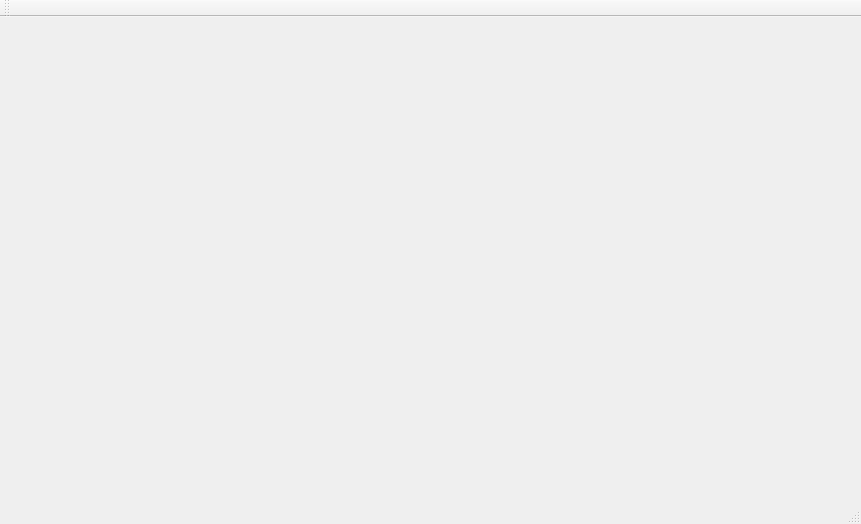
Jakub-Ciecierski/AZ, file BottleneckTSP/mainwindow.ui: the form before one commit.
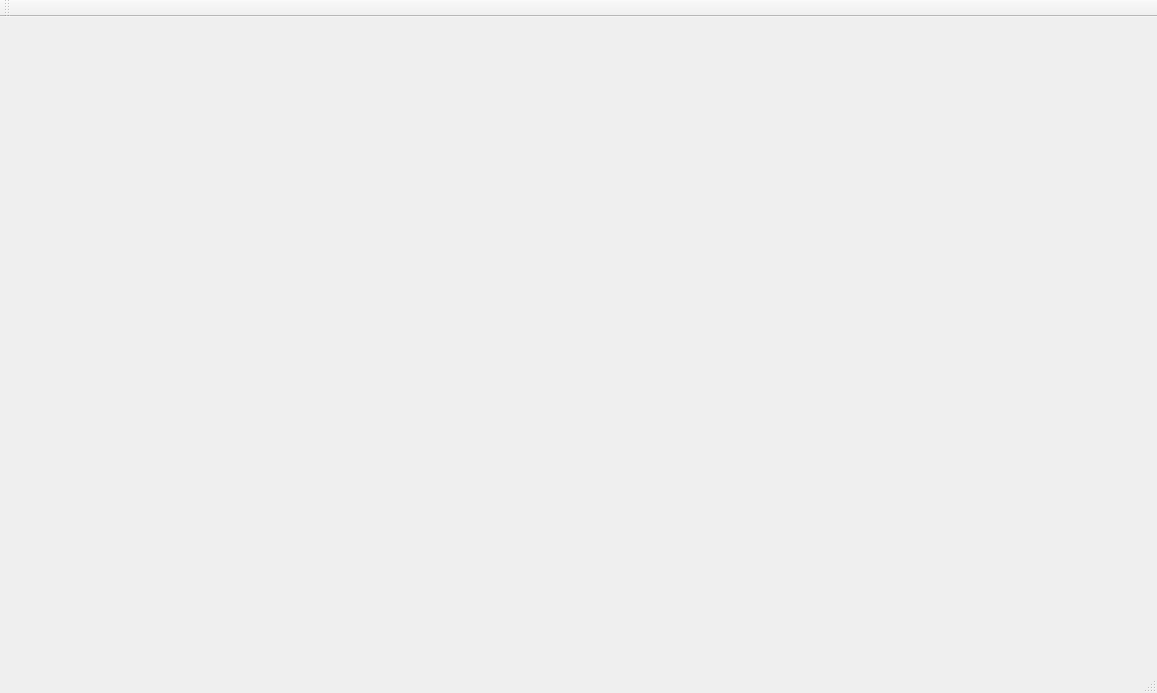
The form after the commit.

The edit to the form file:
```diff
--- a/BottleneckTSP/mainwindow.ui
+++ b/BottleneckTSP/mainwindow.ui
@@ -6,8 +6,8 @@
    <rect>
     <x>0</x>
     <y>0</y>
-    <width>861</width>
-    <height>524</height>
+    <width>1157</width>
+    <height>693</height>
    </rect>
   </property>
   <property name="windowTitle">
```
Left out of the diff: 2 changed lines with no effect on the pictures.
